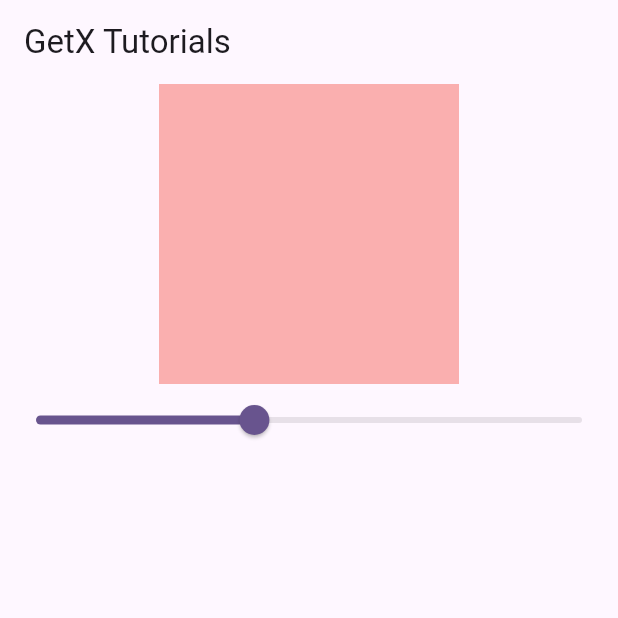
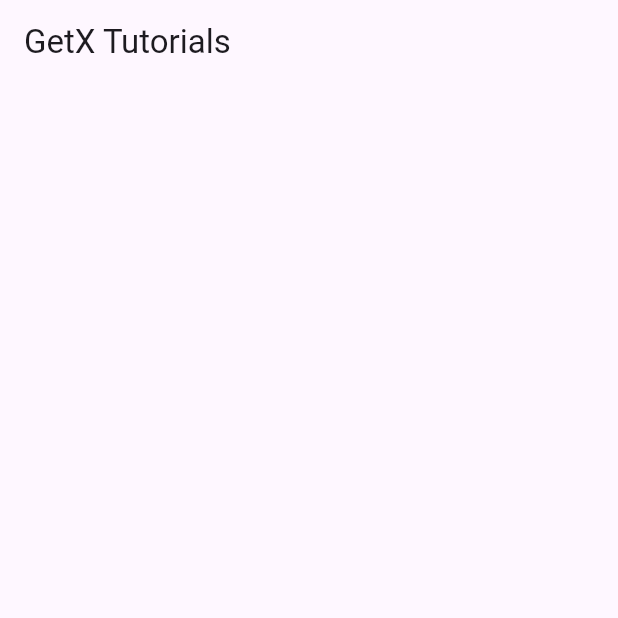
Before and after one commit to Hasnainbangash/Flutter_GetX_Statemanagement, a Flutter app: the screen it shows after launch, on a phone screen of 412 x 824 dp, the top half of it. Run offline on Flutter 3.47's test engine with Material 3 defaults, Android fonts, the phone set to English and light mode, and no system bars; our stand-ins replace get.

Commit message:
New file example 3 getx state managment is created along with the set it up in the main file to tun it

```diff
--- /dev/null
+++ b/lib/Example3/example_3_home_screen.dart
@@ -0,0 +1,36 @@
+import 'package:flutter/material.dart';
+import 'package:get/get.dart';
+
+class Example3HomeScreen extends StatefulWidget {
+  const Example3HomeScreen({super.key});
+
+  @override
+  State<Example3HomeScreen> createState() => _Example3HomeScreenState();
+}
+
+class _Example3HomeScreenState extends State<Example3HomeScreen> {
+
+  @override
+  void initState() {
+    // TODO: implement initState
+    super.initState();
+  }
+
+  @override
+  Widget build(BuildContext context) {
+    return Scaffold(
+      appBar: AppBar(
+        title: Text('GetX Tutorials'),
+      ),
+      body: Column(
+        children: [
+          Row(
+            children: [
+
+            ],
+          ),
+        ],
+      ),
+    );
+  }
+}
--- a/lib/main.dart
+++ b/lib/main.dart
@@ -1,6 +1,7 @@
 import 'package:flutter/material.dart';
 import 'package:flutter_getx_statemanagement/Example1/example_1_home_screen.dart';
 import 'package:flutter_getx_statemanagement/Example2/example_2_home_screen.dart';
+import 'package:flutter_getx_statemanagement/Example3/example_3_home_screen.dart';
 import 'package:get/get.dart';
 
 void main() {
@@ -19,11 +20,14 @@ class MyApp extends StatelessWidget {
         colorScheme: ColorScheme.fromSeed(seedColor: Colors.deepPurple),
       ),
 
-      // GetX Statemanagement example 1
+      // GetX state management example 1
       // home: const Example1HomeScreen(),
 
-      // GetX Statemanagement example 2
-      home: const Example2HomeScreen(),
+      // GetX state management example 2
+      // home: const Example2HomeScreen(),
+
+      // GetX state management example 3
+      home: const Example3HomeScreen(),
     );
   }
 }
```
